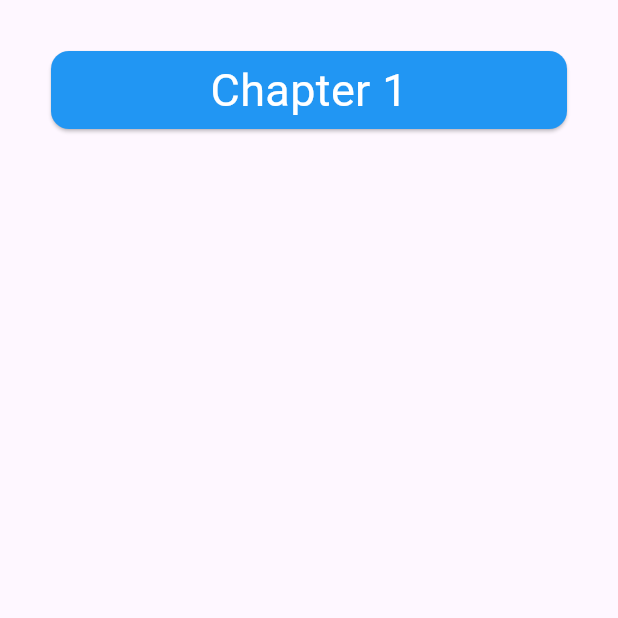
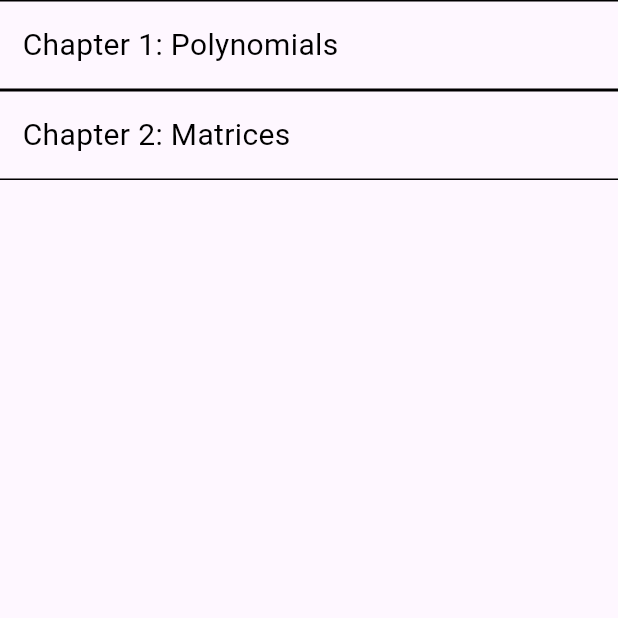
Before and after one commit to wz-Tan/kitahack_hackathon, a Flutter app: the screen it shows after launch, on a phone screen of 412 x 824 dp, the top half of it. Run offline on Flutter 3.47's test engine with Material 3 defaults, Android fonts, the phone set to English and light mode, and no system bars.

```diff
--- a/lib/chapters_page.dart
+++ b/lib/chapters_page.dart
@@ -1,6 +1,7 @@
 
 import 'package:flutter/material.dart';
 import 'package:provider/provider.dart';
+import 'colours.dart' as colours;
 import 'main.dart' as main;
 
 //Chapters Page
@@ -12,9 +13,7 @@ class ChaptersPage extends StatelessWidget{
     var lessons=context.watch<main.MainAppState>().lessons;
 
     //Padding, Sized Box then Column
-    return Padding(
-      padding: EdgeInsets.all(20),
-      child: SizedBox(
+    return SizedBox(
         width: double.infinity,
         height: double.infinity,
         child: Column(
@@ -23,7 +22,6 @@ class ChaptersPage extends StatelessWidget{
               ChapterSelectionBox(chapterName: lesson.$2.chapterName, index: lesson.$1)
           ],
         ),
-      )
     );
   }
 }
@@ -37,12 +35,15 @@ class ChapterSelectionBox extends StatelessWidget{
   @override
   Widget build(BuildContext context) {
     var appState=context.watch<main.MainAppState>();
-    return Padding(
-      padding: EdgeInsets.all(10),
-
-      child: SizedBox(
+    return Container(
         width: double.infinity,
         height: 60,
+        decoration: BoxDecoration(
+          border: Border(
+            top: BorderSide(width: 1),
+            bottom: BorderSide(width: 1)
+          )
+        ),
 
         //Inkwell is an On Click Listener
         child:GestureDetector(
@@ -50,17 +51,18 @@ class ChapterSelectionBox extends StatelessWidget{
             appState.changePage(index);
           },
 
-        child: Card(
-        color: Colors.blue,
-
-        child: Center(
-          child:Text(chapterName,
-          style: TextStyle(color: Colors.white,
-          fontSize: 30))
+        child: Stack(
+          alignment: AlignmentDirectional.centerStart,
+          children: [
+            Positioned(
+              left: 15,
+              child:
+              Text(chapterName,
+                  style: TextStyle(color: colours.black,
+                  fontSize: 20)))
+          ],
         )
-        ),
       ),
-      )
     );
   }
 }
--- a/lib/main.dart
+++ b/lib/main.dart
@@ -14,7 +14,8 @@ void main() {
 //Data Class
 
 class Question{
-  Question({required this.difficulty,required this.description,required this.answer,required this.hint});
+  Question({required this.topic,required this.difficulty,required this.description,required this.answer,required this.hint});
+  String topic;
   String difficulty;
   String description;
   String answer;
@@ -32,10 +33,24 @@ class Chapter{
 class MainAppState extends ChangeNotifier{
   //List of Lessons
   List<Chapter> lessons=[
-    Chapter(chapterName: "Chapter 1",
-    questionList: [
-      Question(difficulty: "Hard", description: "5+5=?", answer: "10", hint: "Use PEMDAS"),
-      Question(difficulty: "Hard", description: "1000*20343204302302=?", answer: "10", hint: "Use PEMDAS")])];
+    Chapter(
+      chapterName: "Chapter 1: Polynomials",
+      questionList: [
+        Question(difficulty: "Hard", description: "5+5=?", answer: "10", hint: "Use PEMDAS", topic: "Addition" ),
+        Question(difficulty: "Hard", description: "1000*20343204302302=?", topic: "Addition", answer: "10", hint: "Use PEMDAS")
+        ]
+      ),
+    Chapter(
+      chapterName: "Chapter 2: Matrices",
+      questionList: [
+        Question(difficulty: "Hard", description: "5+5=?", answer: "10", hint: "Use PEMDAS", topic: "Addition" ),
+        Question(difficulty: "Hard", description: "1000*20343204302302=?", topic: "Addition", answer: "10", hint: "Use PEMDAS")
+        ]
+      )
+
+        ];
+
+
   int selectedPage=-1;
 
   void changePage(int page){
```
Also changed, not shown: 3 other files.
